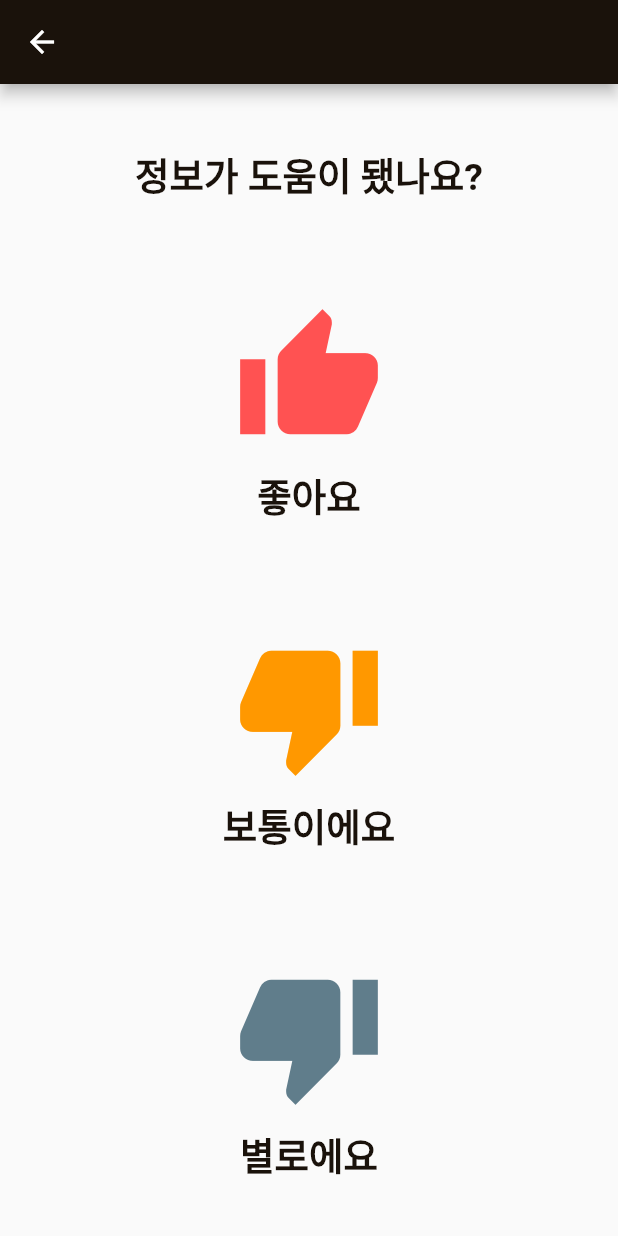
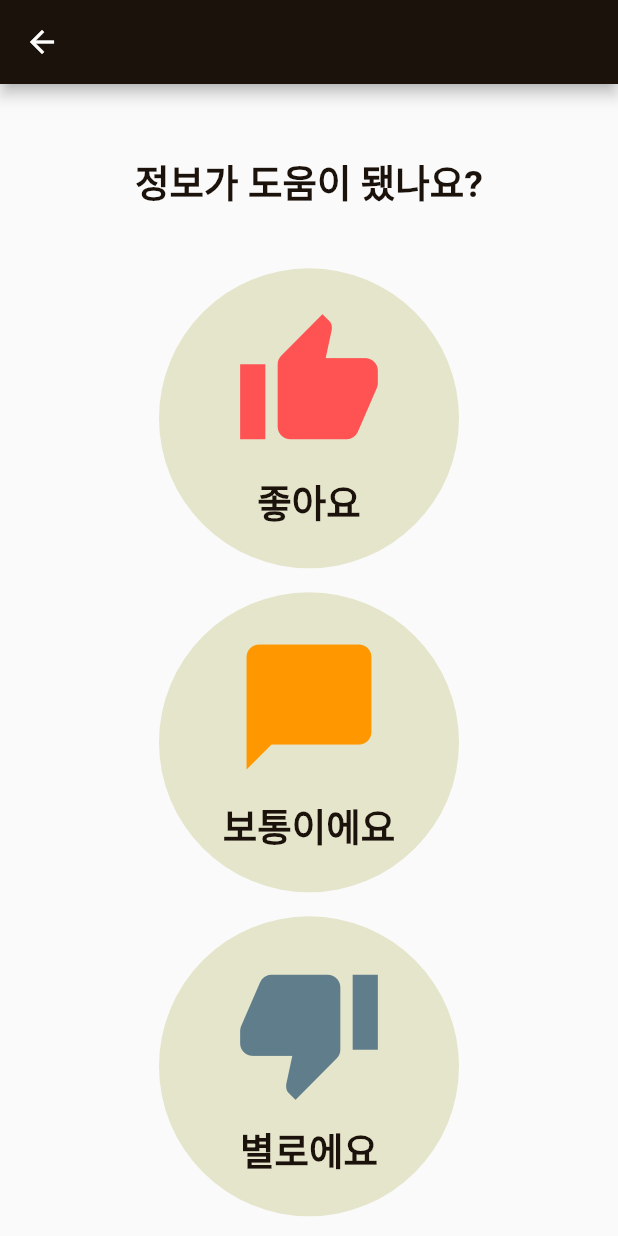
Before and after one commit to GDSC-CAU/Blinder, a Flutter app: the ReviewScreen screen opened by its route, on a phone screen of 412 x 824 dp. Run offline on Flutter 3.47's test engine with Material 2 defaults, Android fonts, the phone set to English and light mode, and no system bars; our stand-ins replace camera, dio, firebase_analytics, firebase_core, flutter_tts, image_picker and 2 more; missing offline and left inert: google_ml_kit, google_mlkit_commons, google_mlkit_object_detection; accounts and stored records are empty.

Commit message:
design: make button circular and colored

```diff
--- a/app/lib/screens/review_screen.dart
+++ b/app/lib/screens/review_screen.dart
@@ -1,7 +1,9 @@
+import 'package:app/common/styles/colors.dart';
 import 'package:app/common/widgets/app_scaffold.dart';
 import 'package:app/common/widgets/screen_title.dart';
 import 'package:app/router/app_router.dart';
 import 'package:app/services/firebase/analyst.dart';
+import 'package:app/utils/tts.dart';
 import 'package:flutter/material.dart';
 
 class ReviewScreen extends StatefulWidget {
@@ -18,7 +20,11 @@ enum ReviewGrade {
 }
 
 class _ReviewScreenState extends State<ReviewScreen> {
-  List<bool> reviewSelectedState = [false, false, false];
+  @override
+  void initState() {
+    super.initState();
+    ttsController.speak('어플에 얼마나 만족했는지 평가 부탁드립니다.');
+  }
 
   @override
   Widget build(BuildContext context) {
@@ -43,7 +49,7 @@ class _ReviewScreenState extends State<ReviewScreen> {
           Flexible(
             flex: 2,
             child: ReviewIconButton(
-              icon: Icons.thumb_down,
+              icon: Icons.chat_bubble,
               color: Colors.orange,
               text: '보통이에요',
               grade: ReviewGrade.neutral,
@@ -101,9 +107,10 @@ class _ReviewIconButtonState extends State<ReviewIconButton> {
   @override
   Widget build(BuildContext context) {
     return Padding(
-      padding: const EdgeInsets.all(
-        16.0,
-      ),
+      padding: const EdgeInsets.all(8.0),
+      child: CircleAvatar(
+        radius: 100,
+        backgroundColor: Palette.$brown100,
         child: IconButton(
           iconSize: 200,
           onPressed: () async {
@@ -123,6 +130,7 @@ class _ReviewIconButtonState extends State<ReviewIconButton> {
             ],
           ),
         ),
+      ),
     );
   }
 }
```
Lines whose indentation alone changed are shown as unchanged.
